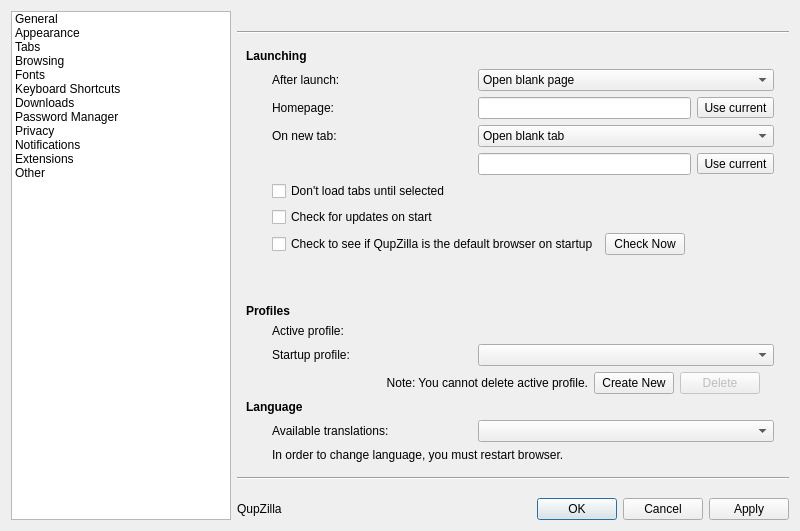
Old version of the form src/lib/preferences/preferences.ui in the repository QupZilla/qupzilla.
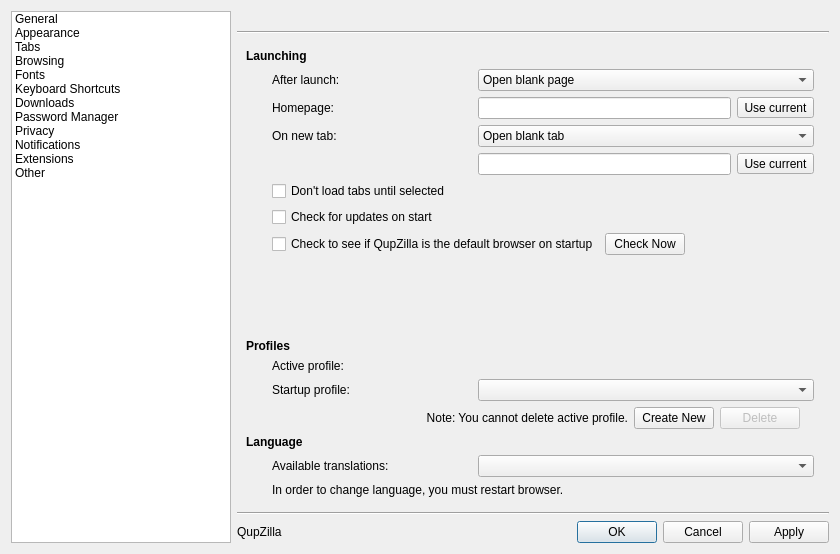
New version of the form. Custom widgets are drawn as their Qt base class.

Commit message:
[Preferences] Fixed size of dialog on low-res screens.
Preferences content moved into QScrollArea
Closes #818

```diff
--- a/src/lib/preferences/preferences.ui
+++ b/src/lib/preferences/preferences.ui
@@ -6,46 +6,15 @@
    <rect>
     <x>0</x>
     <y>0</y>
-    <width>800</width>
-    <height>531</height>
+    <width>840</width>
+    <height>554</height>
    </rect>
   </property>
   <property name="windowTitle">
    <string>Preferences</string>
   </property>
   <layout class="QGridLayout" name="gridLayout_5">
-   <item row="0" column="1">
-    <widget class="QLabel" name="caption"/>
-   </item>
-   <item row="1" column="1" colspan="2">
-    <widget class="Line" name="line">
-     <property name="orientation">
-      <enum>Qt::Horizontal</enum>
-     </property>
-    </widget>
-   </item>
-   <item row="3" column="1" colspan="2">
-    <widget class="Line" name="line_2">
-     <property name="orientation">
-      <enum>Qt::Horizontal</enum>
-     </property>
-    </widget>
-   </item>
-   <item row="6" column="1">
-    <widget class="QLabel" name="version">
-     <property name="text">
-      <string>QupZilla</string>
-     </property>
-    </widget>
-   </item>
-   <item row="6" column="2">
-    <widget class="QDialogButtonBox" name="buttonBox">
-     <property name="standardButtons">
-      <set>QDialogButtonBox::Apply|QDialogButtonBox::Cancel|QDialogButtonBox::Ok</set>
-     </property>
-    </widget>
-   </item>
-   <item row="0" column="0" rowspan="7">
+   <item row="0" column="0" rowspan="5">
     <widget class="QListWidget" name="listWidget">
      <property name="minimumSize">
       <size>
@@ -148,7 +117,38 @@
      </item>
     </widget>
    </item>
+   <item row="0" column="1">
+    <widget class="QLabel" name="caption"/>
+   </item>
+   <item row="1" column="1" colspan="2">
+    <widget class="Line" name="line">
+     <property name="orientation">
+      <enum>Qt::Horizontal</enum>
+     </property>
+    </widget>
+   </item>
    <item row="2" column="1" colspan="2">
+    <widget class="QScrollArea" name="scrollArea">
+     <property name="frameShape">
+      <enum>QFrame::NoFrame</enum>
+     </property>
+     <property name="widgetResizable">
+      <bool>true</bool>
+     </property>
+     <widget class="QWidget" name="scrollAreaWidgetContents">
+      <property name="geometry">
+       <rect>
+        <x>0</x>
+        <y>0</y>
+        <width>596</width>
+        <height>456</height>
+       </rect>
+      </property>
+      <layout class="QVBoxLayout" name="verticalLayout_4">
+       <property name="margin">
+        <number>0</number>
+       </property>
+       <item>
     <widget class="QStackedWidget" name="stackedWidget">
      <property name="focusPolicy">
       <enum>Qt::NoFocus</enum>
@@ -2634,6 +2634,31 @@
        </item>
       </layout>
      </widget>
+        </widget>
+       </item>
+      </layout>
+     </widget>
+    </widget>
+   </item>
+   <item row="3" column="1" colspan="2">
+    <widget class="Line" name="line_2">
+     <property name="orientation">
+      <enum>Qt::Horizontal</enum>
+     </property>
+    </widget>
+   </item>
+   <item row="4" column="1">
+    <widget class="QLabel" name="version">
+     <property name="text">
+      <string>QupZilla</string>
+     </property>
+    </widget>
+   </item>
+   <item row="4" column="2">
+    <widget class="QDialogButtonBox" name="buttonBox">
+     <property name="standardButtons">
+      <set>QDialogButtonBox::Apply|QDialogButtonBox::Cancel|QDialogButtonBox::Ok</set>
+     </property>
     </widget>
    </item>
   </layout>
```
Lines whose indentation alone changed are shown as unchanged. The commit also changes 2 other files.
